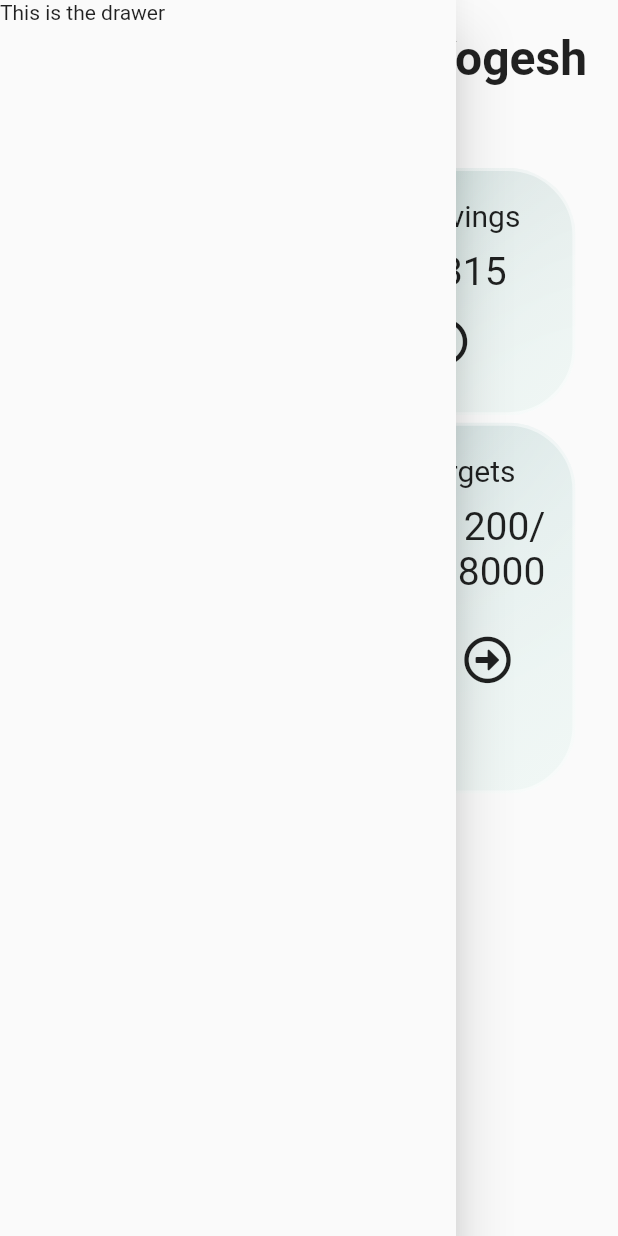
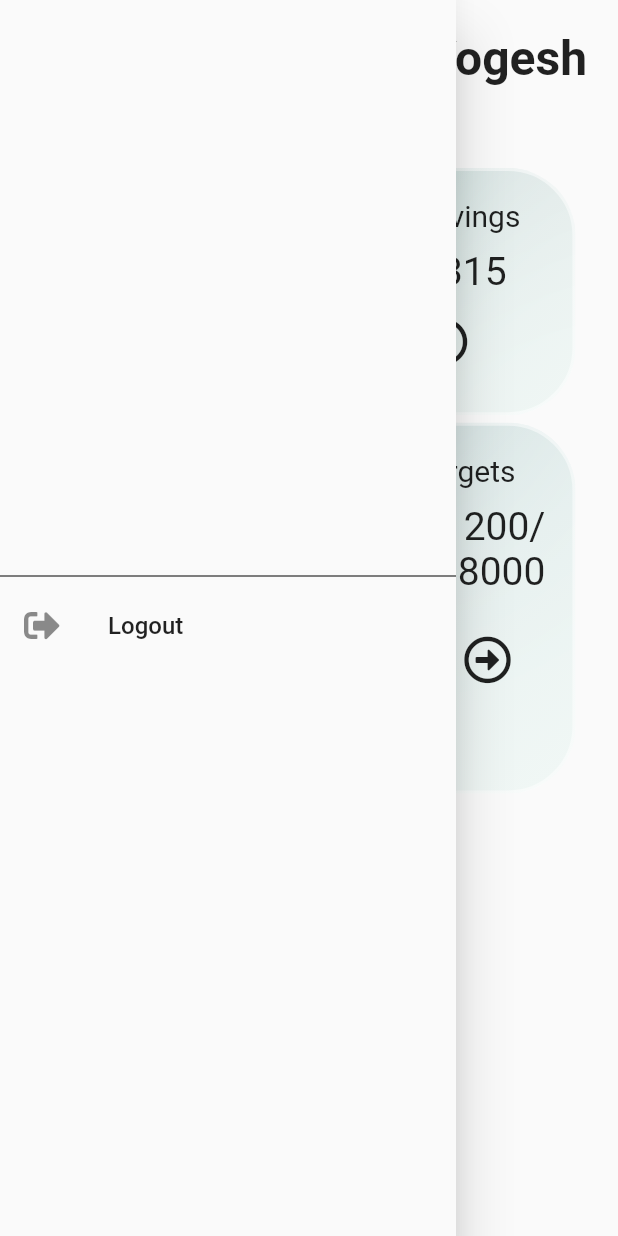
Before and after one commit to YogeshUpdhyay/savings_target, a Flutter app: the Index screen opened directly, with the side drawer open, on a phone screen of 412 x 824 dp. Run offline on Flutter 3.47's test engine with Material 2 defaults, Android fonts, the phone set to English and light mode, and no system bars; drawn by our look-alikes of glassmorphism; our stand-ins replace font_awesome_flutter, google_fonts; missing offline and left inert: dart:js, ms_undraw.

Commit message:
Index Drawer

```diff
--- /dev/null
+++ b/lib/views/components/indexDrawer.dart
@@ -0,0 +1,33 @@
+
+import 'dart:js';
+
+import 'package:flutter/material.dart';
+import 'package:font_awesome_flutter/font_awesome_flutter.dart';
+import 'package:google_fonts/google_fonts.dart';
+
+Widget getDrawer(context) {
+  return Drawer(
+    child: Container(
+      color: Colors.transparent,
+      child: Column(
+        mainAxisAlignment: MainAxisAlignment.center,
+        children: [
+          Divider(
+            color: Colors.black,
+            height: 10.0,
+          ),
+          ListTile(
+            title: Text(
+              "Logout",
+              style: GoogleFonts.montserratAlternates(
+                fontSize: 16
+              ),
+            ),
+            leading: FaIcon(FontAwesomeIcons.signOutAlt),
+            onTap: () => Navigator.of(context).pushReplacementNamed("/login"),
+          )
+        ],
+      ),
+    ),
+  );
+}
--- a/lib/views/index.dart
+++ b/lib/views/index.dart
@@ -1,5 +1,6 @@
 import 'package:flutter/material.dart';
 import 'package:saving_traget/views/components/header.dart';
+import 'package:saving_traget/views/components/indexDrawer.dart';
 import 'package:saving_traget/views/components/tilessection.dart';
 
 class Index extends StatefulWidget {
@@ -48,12 +49,13 @@ class _IndexState extends State<Index> {
           ],
         ),
       ),
-      drawer: Drawer(
-        child: Container(
-          color: Colors.transparent,
-          child: Text("This is the drawer")
-        ),
-      ),
+      // drawer: Drawer(
+      //   child: Container(
+      //     color: Colors.transparent,
+      //     child: Text("This is the drawer")
+      //   ),
+      // ),
+      drawer: getDrawer(context),
       drawerScrimColor: Colors.transparent,
     );
   }
```
